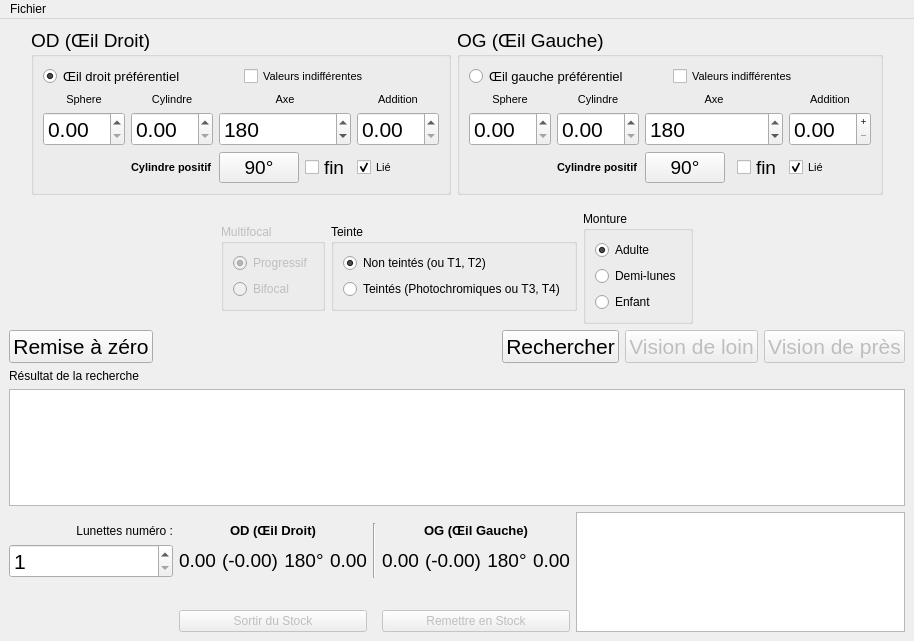
The window that search.ui (Oripy/Oryx) describes before a commit, drawn with Qt 5.
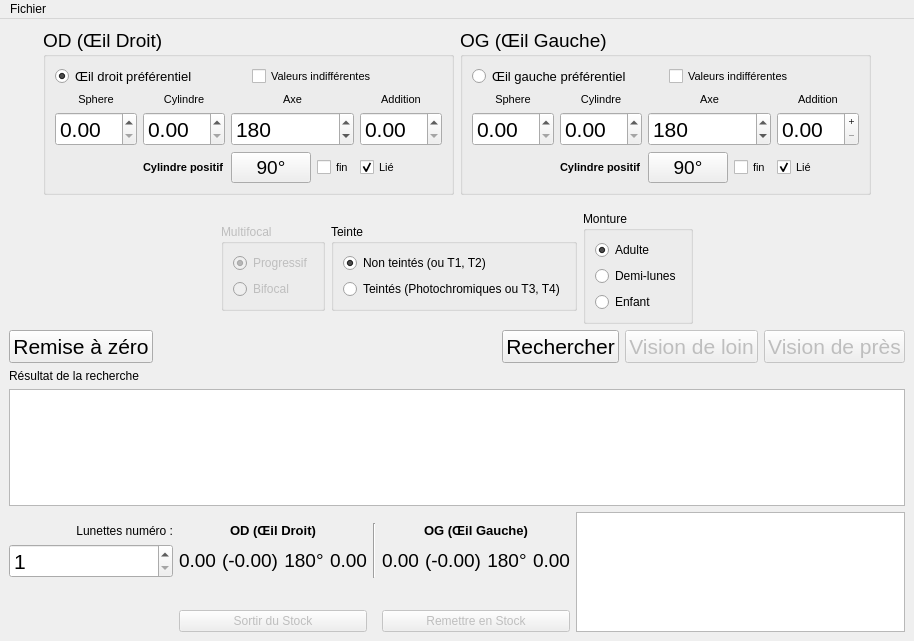
The same window after the commit. Icons and pictures are not drawn. Custom widgets are drawn as their Qt base class.

Commit message: Some more light interface alignment

```diff
--- a/search.ui
+++ b/search.ui
@@ -173,6 +173,11 @@
              </item>
              <item row="2" column="3">
               <widget class="QCheckBox" name="rFineCheckbox">
+               <property name="font">
+                <font>
+                 <pointsize>8</pointsize>
+                </font>
+               </property>
                <property name="text">
                 <string>fin</string>
                </property>
@@ -411,13 +416,6 @@
                </property>
               </widget>
              </item>
-             <item row="2" column="4">
-              <widget class="QCheckBox" name="lFineCheckbox">
-               <property name="text">
-                <string>fin</string>
-               </property>
-              </widget>
-             </item>
              <item row="1" column="2" colspan="3">
               <widget class="angleSpinBox" name="lAxisSpin">
                <property name="font">
@@ -457,6 +455,18 @@
                </property>
               </widget>
              </item>
+             <item row="2" column="3" colspan="2">
+              <widget class="QCheckBox" name="lFineCheckbox">
+               <property name="font">
+                <font>
+                 <pointsize>8</pointsize>
+                </font>
+               </property>
+               <property name="text">
+                <string>fin</string>
+               </property>
+              </widget>
+             </item>
             </layout>
            </item>
            <item row="0" column="0">
```
The commit also changes 1 other file.
